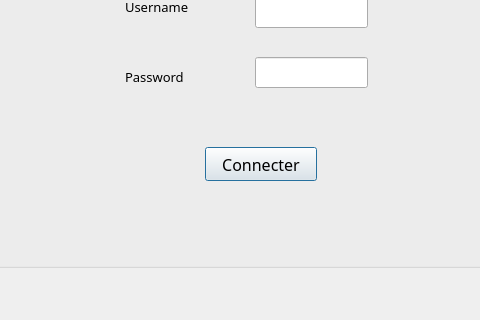
This is dialog.ui in raedbrahem/MyCoSpace as Qt 5 draws it before an edit; both pictures show x 105 to 585 and y 143 to 463 of the 791 by 463 pixel window. The edited form follows.
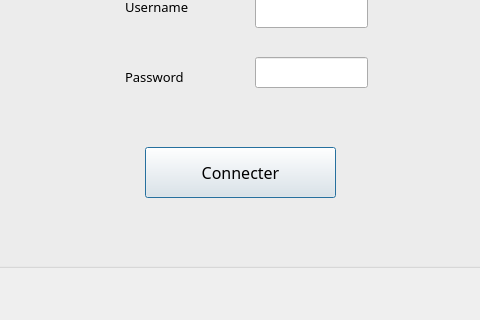
This is the edited form.

Commit message: dialog.uifinal

Patch:
```diff
--- a/dialog.ui
+++ b/dialog.ui
@@ -82,10 +82,10 @@
    <widget class="QPushButton" name="pb_connect">
     <property name="geometry">
      <rect>
-      <x>210</x>
+      <x>150</x>
       <y>220</y>
-      <width>112</width>
-      <height>34</height>
+      <width>191</width>
+      <height>51</height>
      </rect>
     </property>
     <property name="text">
```
Left out of the diff: 3 changed lines with no effect on the pictures.
